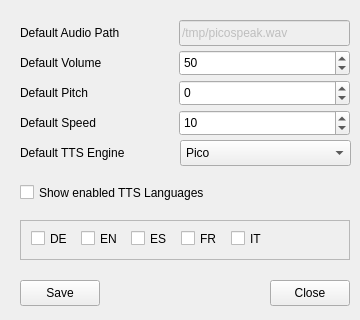
Old version of the form src/settings.ui in the repository Shadowsith/qpicospeaker.
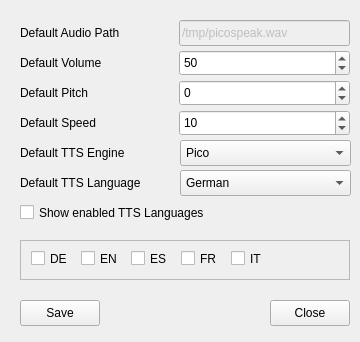
New version of the form.

Commit message: new elements in setting-window + new xml-config element added

Diff of the .ui file:
```diff
--- a/src/settings.ui
+++ b/src/settings.ui
@@ -7,7 +7,7 @@
     <x>0</x>
     <y>0</y>
     <width>360</width>
-    <height>320</height>
+    <height>342</height>
    </rect>
   </property>
   <property name="windowTitle">
@@ -17,7 +17,7 @@
    <property name="geometry">
     <rect>
      <x>20</x>
-     <y>280</y>
+     <y>300</y>
      <width>80</width>
      <height>26</height>
     </rect>
@@ -30,7 +30,7 @@
    <property name="geometry">
     <rect>
      <x>270</x>
-     <y>280</y>
+     <y>300</y>
      <width>80</width>
      <height>26</height>
     </rect>
@@ -57,7 +57,7 @@
     <rect>
      <x>20</x>
      <y>80</y>
-     <width>141</width>
+     <width>151</width>
      <height>26</height>
     </rect>
    </property>
@@ -70,7 +70,7 @@
     <rect>
      <x>20</x>
      <y>110</y>
-     <width>141</width>
+     <width>151</width>
      <height>26</height>
     </rect>
    </property>
@@ -214,7 +214,7 @@
    <property name="geometry">
     <rect>
      <x>20</x>
-     <y>180</y>
+     <y>200</y>
      <width>330</width>
      <height>25</height>
     </rect>
@@ -227,7 +227,7 @@
    <property name="geometry">
     <rect>
      <x>20</x>
-     <y>220</y>
+     <y>240</y>
      <width>330</width>
      <height>40</height>
     </rect>
@@ -311,6 +311,67 @@
     </widget>
    </widget>
   </widget>
+  <widget class="QLabel" name="lblDefELang">
+   <property name="geometry">
+    <rect>
+     <x>20</x>
+     <y>170</y>
+     <width>151</width>
+     <height>26</height>
+    </rect>
+   </property>
+   <property name="text">
+    <string>Default TTS Language</string>
+   </property>
+  </widget>
+  <widget class="QComboBox" name="cmbDefLang">
+   <property name="geometry">
+    <rect>
+     <x>180</x>
+     <y>170</y>
+     <width>171</width>
+     <height>26</height>
+    </rect>
+   </property>
+   <property name="styleSheet">
+    <string notr="true">#cmbDefLang {
+	padding-left: 5px;
+}</string>
+   </property>
+   <property name="currentIndex">
+    <number>0</number>
+   </property>
+   <item>
+    <property name="text">
+     <string>German</string>
+    </property>
+   </item>
+   <item>
+    <property name="text">
+     <string>English-US</string>
+    </property>
+   </item>
+   <item>
+    <property name="text">
+     <string>English-UK</string>
+    </property>
+   </item>
+   <item>
+    <property name="text">
+     <string>Spanish</string>
+    </property>
+   </item>
+   <item>
+    <property name="text">
+     <string>French</string>
+    </property>
+   </item>
+   <item>
+    <property name="text">
+     <string>Italian</string>
+    </property>
+   </item>
+  </widget>
  </widget>
  <resources/>
  <connections/>
```
The commit also changes 2 other files.
